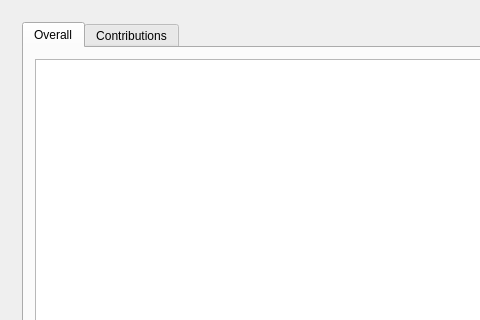
shanetorres/NHS-BullDogLog, file NHS_BullDog_Log/mainwidget.ui: the form before one commit; both pictures show x 0 to 480 and y 0 to 320 of the 902 by 549 pixel window.
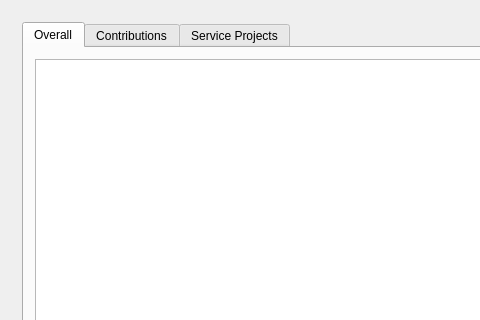
The form after the commit.

```diff
--- a/NHS_BullDog_Log/mainwidget.ui
+++ b/NHS_BullDog_Log/mainwidget.ui
@@ -119,6 +119,11 @@
            <string>Contributions</string>
           </attribute>
          </widget>
+         <widget class="QWidget" name="service_tab">
+          <attribute name="title">
+           <string>Service Projects</string>
+          </attribute>
+         </widget>
         </widget>
        </item>
       </layout>
```
